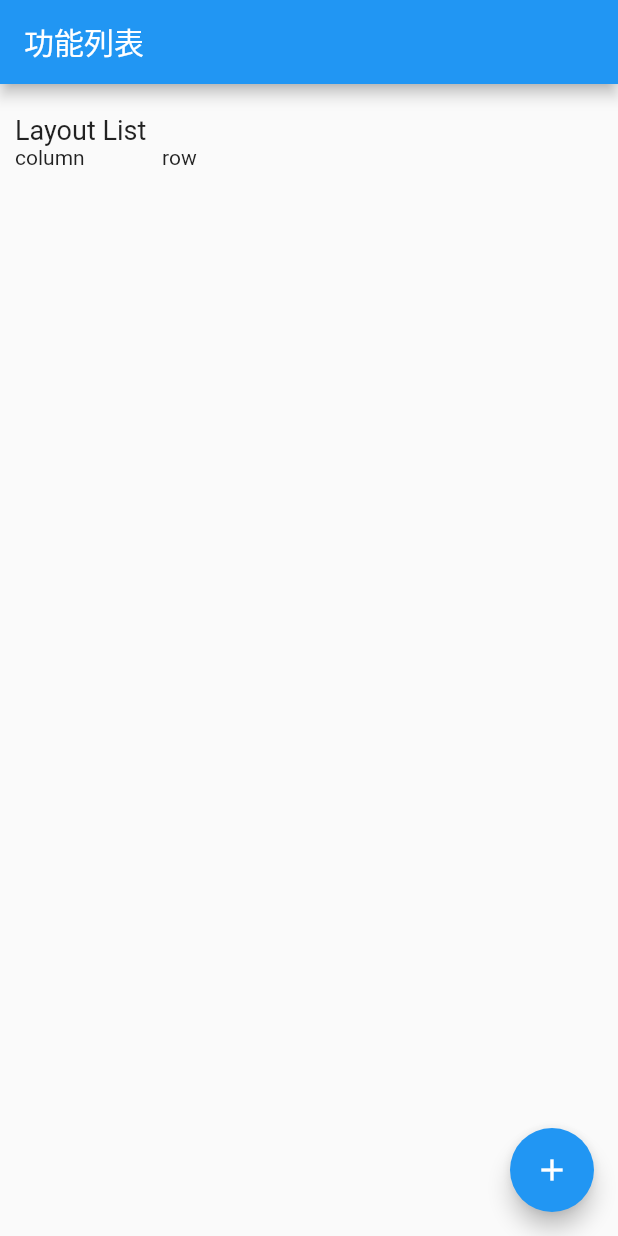
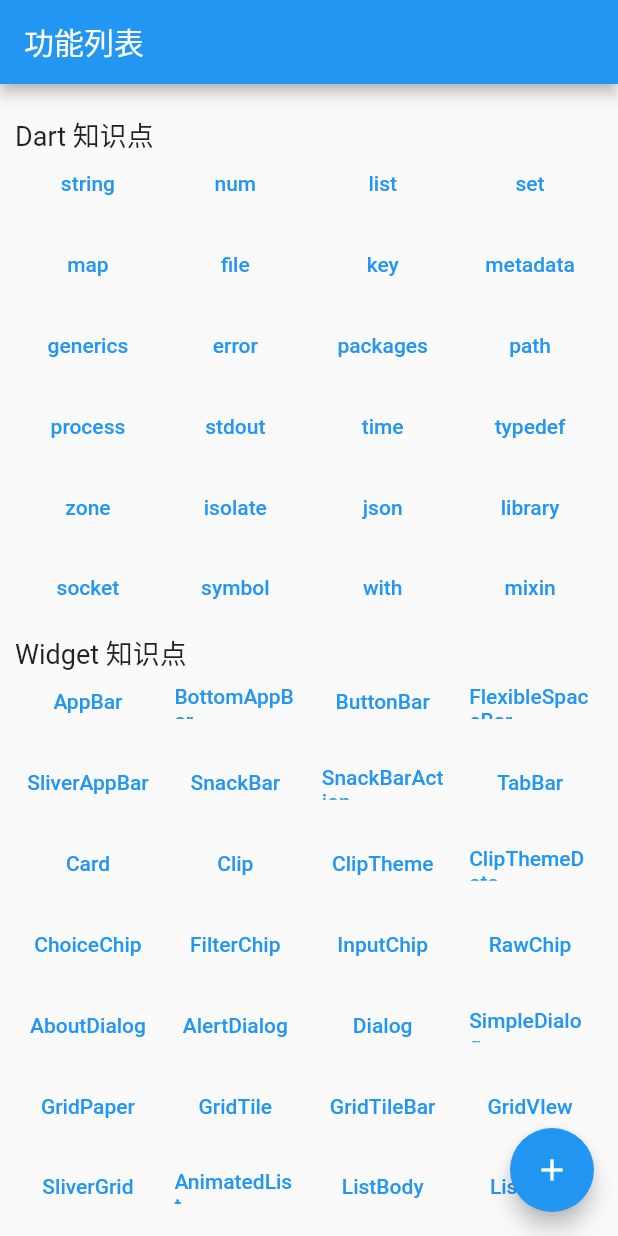
Before and after one commit to banketree/flutter_think, a Flutter app: the screen it shows after launch, on a phone screen of 412 x 824 dp. Run offline on Flutter 3.47's test engine with Material 2 defaults, Android fonts, the phone set to English and light mode, and no system bars.

Commit message:
知识点

```diff
--- a/lib/page/home_page/home_function_list.dart
+++ b/lib/page/home_page/home_function_list.dart
@@ -1,4 +1,281 @@
-var layoutList = [
-  "column",
-  "row",
+import 'package:flutter/material.dart';
+
+var dartList = [
+  "string",
+  "num",
+  "list",
+  "set",
+  "map",
+  "file",
+  "key",
+  "metadata",
+  "generics",
+  "error",
+  "packages",
+  "path",
+  "process",
+  "stdout",
+  "time",
+  "typedef",
+  "zone",
+  "isolate",
+  "json",
+  "library",
+  "socket",
+  "symbol",
+  "with",
+  "mixin",
 ];
+
+bool handleDart(BuildContext context, String name) {
+
+  return false;
+}
+
+var widgetList = [
+  "AppBar",
+  "BottomAppBar",
+  "ButtonBar",
+  "FlexibleSpaceBar",
+  "SliverAppBar",
+  "SnackBar",
+  "SnackBarAction",
+  "TabBar",
+  "Card",
+  "Clip",
+  "ClipTheme",
+  "ClipThemeData",
+  "ChoiceChip",
+  "FilterChip",
+  "InputChip",
+  "RawChip",
+  "AboutDialog",
+  "AlertDialog",
+  "Dialog",
+  "SimpleDialog",
+  "GridPaper",
+  "GridTile",
+  "GridTileBar",
+  "GridVIew",
+  "SliverGrid",
+  "AnimatedList",
+  "ListBody",
+  "ListView",
+  "CheckedPopupMenuItem",
+  "DropdownMenuItem",
+  "PopupMenuButton",
+  "PopupMenuDivider",
+  "PopupMenuEntry",
+  "PopupMenuItem",
+  "PopupMenuItemState",
+  "BottomNavigationBar",
+  "BottomNavigationBarItem",
+  "ExpansionPanel",
+  "ExpansionPanelList",
+  "ExpansionPanelRadio",
+  "CityPicker",
+  "DayPicker",
+  "MonthPicker",
+  "ShowDatePicker",
+  "YearPicker",
+  "CircularProgressIndicator",
+  "LinearProgressIndicator",
+  "RefreshProgressIndicator",
+  "Scaffold",
+  "ScaffoldState",
+  "BoxScrollView",
+  "CustomScrollView",
+  "NestedScrollView",
+  "Scrollable",
+  "ScrollbarPainter",
+  "ScrollbarMetrics",
+  "ScrollbarPhysics",
+  "ScrollView",
+  "Tab",
+  "DropdownButton",
+  "FlatButton",
+  "FloatingActionButton",
+  "IconButton",
+  "OutlineButton",
+  "PopupMenuButton",
+  "RaisedButton",
+  "RawMaterialButton",
+  "CheckBox",
+  "CheckBoxListTile",
+  "TextField",
+  "Radio",
+  "RadioListTile",
+  "Slider",
+  "SliderTheme",
+  "SliderThemeData",
+  "AnimatedSwitcher",
+  "Switch",
+  "SwitchListTile",
+  "RichText",
+  "Text",
+  "Align",
+  "ConstrainedBox",
+  "DecoratedBox",
+  "FittedBox",
+  "LimitedBox",
+  "OverflowBox",
+  "RotatedBox",
+  "SizeBox",
+  "SizedOverflowBox",
+  "UnconstrainedBox",
+  "Expanded",
+  "Center",
+  "Column",
+  "Container",
+  "Row",
+  "AnimatedPadding",
+  "Padding",
+  "SliverPadding",
+  "IndexedStack",
+  "Stack",
+  "Table",
+  "Canvas",
+  "CircleProgressBarPainter",
+  "PainterPath",
+  "PainterSketch",
+  "Icon",
+  "IconData",
+  "IconTheme",
+  "IconThemeData",
+  "ImageIcon",
+  "AssetImage",
+  "DecorationImage",
+  "DecorationImagePainter",
+  "ExactAssetImage",
+  "FadeInImage",
+  "FileImage",
+  "Image",
+  "MemoryImage",
+  "NetworkImage",
+  "PaintImage",
+  "RawImage",
+  "CupertinoApp",
+  "CupertinoButton",
+  "CupertinoColors",
+  "CupertinoIcons",
+  "CupertinoNavigationBar",
+  "CupertinoPageRoute",
+  "CupertinoPageScaffold",
+  "CupertinoPicker",
+  "CupertinoPopupSurface",
+  "CupertinoScrollbar",
+  "CupertinoSegmentedControl",
+  "CupertinoSwitch",
+  "CupertinoTabBar",
+  "CupertinoTabScaffold",
+  "CupertinoTabView",
+  "CupertinoTimerPicker",
+  "MaterialAccentColor",
+  "MaterialApp",
+  "MaterialButton",
+  "MaterialColor",
+  "MaterialPageRoute",
+  "MergeableMaterial",
+];
+
+
+bool handleWidget(BuildContext context, String name) {
+
+  return false;
+}
+
+var flutterList = [
+  "http",
+  "dio",
+  "http_multi_server",
+  "cookie_jar",
+  "fluttertoast",
+  "flutter_swiper",
+  "flutter_webview_plugin",
+  "flutter_html",
+  "zefyr",
+  "flutter_html_view",
+  "flutter_html_textview",
+  "markdown",
+  "html2md",
+  "flutter_easyrefresh",
+  "common_utils",
+  "date_format",
+  "flutter_calendar",
+  "flutter_picker",
+  "city_picker",
+  "file_picker",
+  "badges",
+  "font_awesome_flutter",
+  "flutter_slidable",
+  "dragablegridview_flutter",
+  "flutter_staggered_animations",
+  "azlistview",
+  "flutter_spinkit",
+  "badge",
+  "flukit",
+  "flutter_local_notifications",
+  "cool_ui",
+  "image_picker",
+  "image",
+  "transparent_image",
+  "cached_network_image",
+  "photo_view",
+  "carousel_slider",
+  "zoomable_image",
+  "flutter_svg",
+  "camera",
+  "flutter_image_compress",
+  "chewie",
+  "video_player",
+  "audioplayer",
+  "audioplayers",
+  "spritewidget",
+  "fluro",
+  "flutter_local_notifications",
+  "url_launcher",
+  "firebase_messaging",
+  "event_bus",
+  "sqflite",
+  "shared_preferences",
+  "file_cache",
+  "flutter_cache_manager",
+  "html_unescape",
+  "html",
+  "crypto",
+  "path_provider",
+  "connectivity",
+  "device_info",
+  "package_info",
+  "flutter_blue",
+  "share",
+  "open_file",
+  "simple_permissions",
+  "amap_base",
+  "map_view",
+  "flutter_map",
+  "location",
+  "latlong",
+  "qr_flutter",
+  "barcode_scan",
+  "qrcode_reader",
+  "fl_chart",
+  "chats_flutter",
+  "charts_common",
+  "flutter_circular_chart",
+  "rxdart",
+  "rx_widgets",
+  "rx_command",
+  "provide",
+  "provider",
+  "intl",
+  "flutter_app_badget",
+  "pwa",
+  "fluwx",
+  "tobias"
+];
+
+bool handleFlutter(BuildContext context, String name) {
+
+  return false;
+}
--- a/lib/page/home_page/home_page.dart
+++ b/lib/page/home_page/home_page.dart
@@ -28,7 +28,15 @@ class _HomePageState extends State<HomePage> {
               SizedBox(
                 height: 10,
               ),
-              _buildLayoutList("Layout List", layoutList, _onFunctionCall),
+              _buildLayoutList("Dart 知识点", dartList, _onFunctionCall),
+              SizedBox(
+                height: 10,
+              ),
+              _buildLayoutList("Widget 知识点", widgetList, _onFunctionCall),
+              SizedBox(
+                height: 10,
+              ),
+              _buildLayoutList("Flutter 知识点", flutterList, _onFunctionCall),
             ],
           ),
         ),
@@ -41,10 +49,14 @@ class _HomePageState extends State<HomePage> {
     );
   }
 
-  _onFunctionCall(String name) {}
+  _onFunctionCall(BuildContext context, String name) {
+    if (handleDart(context, name)) {
+    } else if (handleWidget(context, name)) {
+    } else if (handleFlutter(context, name)) {}
+  }
 
   _buildLayoutList(String headerName, List<String> funList,
-      Function(String name) onCallBack) {
+      Function(BuildContext context, String name) onCallBack) {
     if (funList.isEmpty) {
       return Container();
     }
@@ -60,18 +72,25 @@ class _HomePageState extends State<HomePage> {
         GridView.builder(
           gridDelegate: SliverGridDelegateWithFixedCrossAxisCount(
             crossAxisCount: 4, //每行四列
-            childAspectRatio: 1.0, //显示区域宽高相等
+            childAspectRatio: 2.5, //显示区域宽高相等
+            //纵轴间距
+            mainAxisSpacing: 15.0,
+            //横轴间距
+            crossAxisSpacing: 1.0,
           ),
           itemCount: funList.length,
           shrinkWrap: true,
+          physics: NeverScrollableScrollPhysics(),
           itemBuilder: (context, index) {
             var funName = funList[index];
-            return InkWell(
-              onTap: () {
-                onCallBack(funName);
+            return TextButton(
+              onPressed: () {
+                onCallBack(context, funName);
               },
-              child: Text(
-                funName,
+              child: Center(
+                child: Text(
+                  funName,
+                ),
               ),
             );
           },
```
Also changed, not shown: 2 other files.
